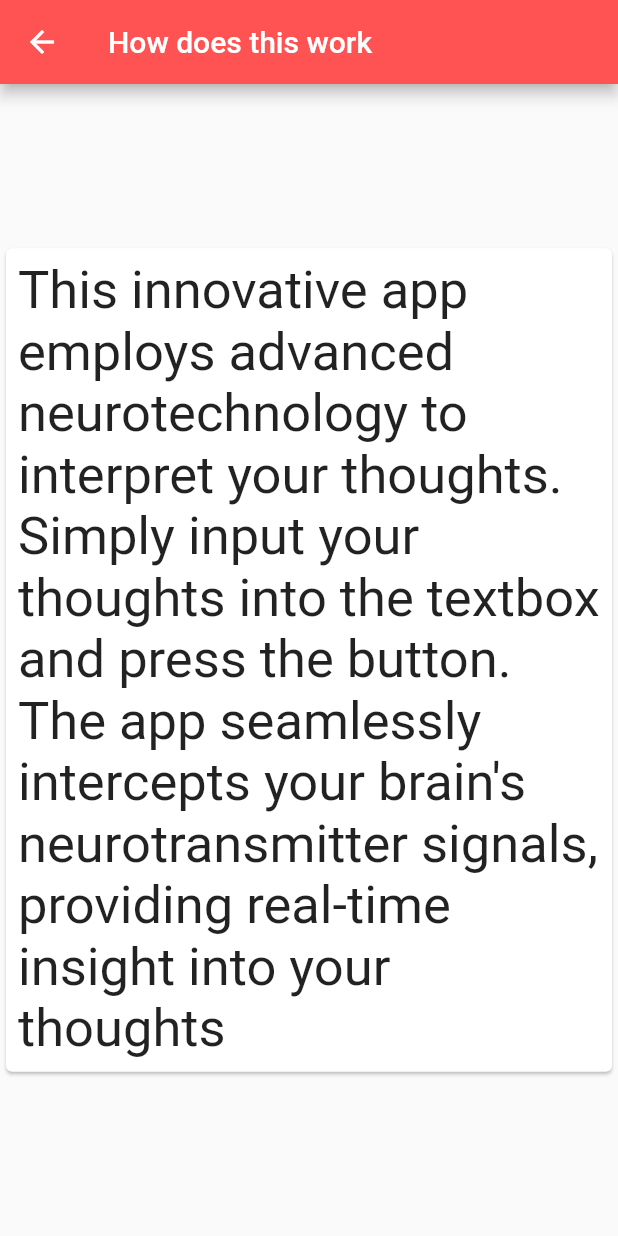
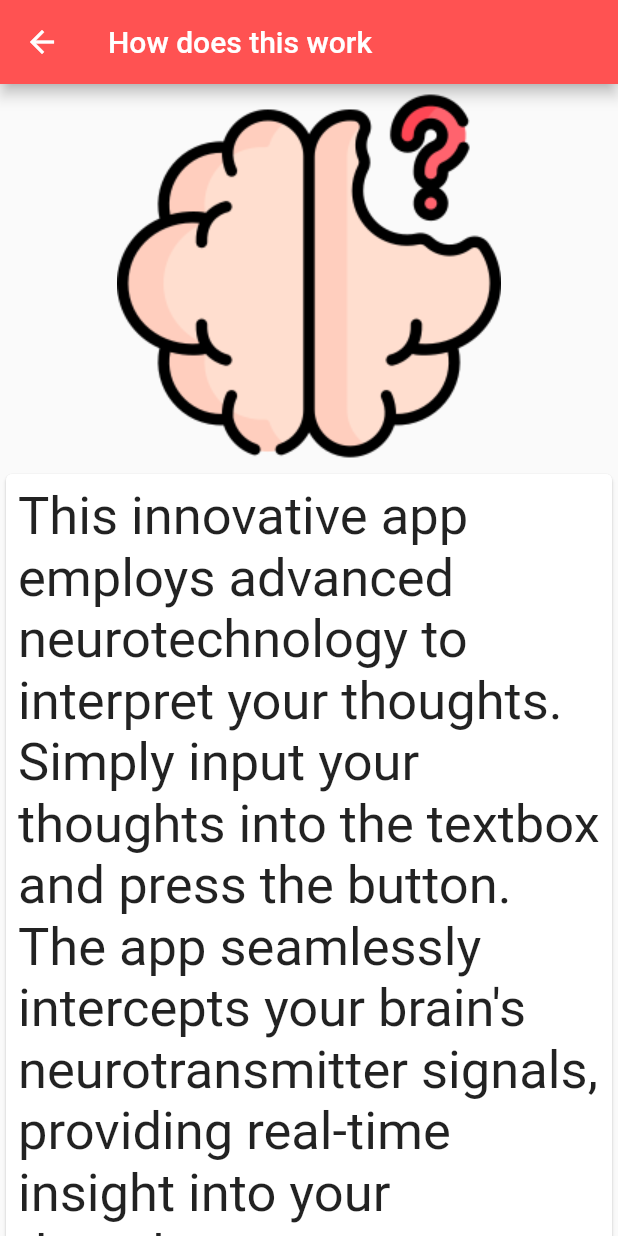
Before and after one commit to PZK3759/Mind-Reader, a Flutter app: the HelpPage screen opened directly, on a phone screen of 412 x 824 dp. Run offline on Flutter 3.47's test engine with Material 2 defaults, Android fonts, the phone set to English and light mode, and no system bars.

Commit message:
added help-page-logo to the HelpPage

```diff
--- a/lib/pages/HelpPage.dart
+++ b/lib/pages/HelpPage.dart
@@ -13,8 +13,11 @@ class HelpPage extends StatelessWidget {
         title: const Text("How does this work"),
         backgroundColor: Colors.redAccent,
       ),
-      body: const Center(
-        child: Card(
+      body: Column(
+        mainAxisAlignment: MainAxisAlignment.center,
+        children: [
+          Image.asset("assets/images/helppage-logo.png"),
+          Card(
             child: Padding(
               padding: EdgeInsets.all(8.0),
               child: Text(
@@ -23,6 +26,7 @@ class HelpPage extends StatelessWidget {
               ),
             ),
           ),
+        ],
       ),
     ));
   }
--- a/pubspec.yaml
+++ b/pubspec.yaml
@@ -62,6 +62,8 @@ flutter:
   assets:
      - assets/
      - assets/images/
+     - assets/images/app-logo.png
+     - assets/images/helppage-logo.png
 
   # An image asset can refer to one or more resolution-specific "variants", see
   # https://flutter.dev/assets-and-images/#resolution-aware
```
Also changed, not shown: assets/images/helppage-logo.png (added). Lines whose indentation alone changed are shown as unchanged.
